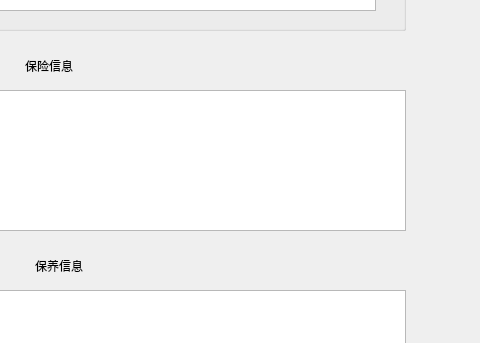
The window that CarDetail.ui (yao901213/GuardCoop) describes before a commit, drawn with Qt 5; both pictures show x 325 to 805 and y 270 to 613 of the 805 by 819 pixel window.
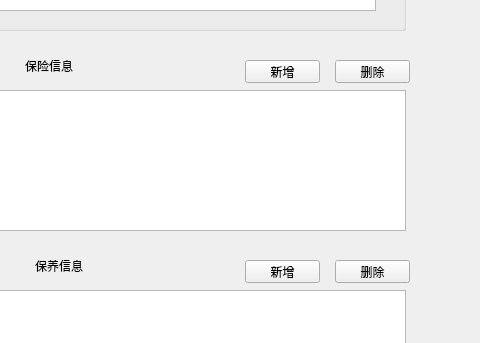
The same window after the commit.

Diff of the .ui file:
```diff
--- a/CarDetail.ui
+++ b/CarDetail.ui
@@ -266,6 +266,58 @@
     <string>关闭</string>
    </property>
   </widget>
+  <widget class="QPushButton" name="pushButtonAddInsure">
+   <property name="geometry">
+    <rect>
+     <x>570</x>
+     <y>330</y>
+     <width>75</width>
+     <height>23</height>
+    </rect>
+   </property>
+   <property name="text">
+    <string>新增</string>
+   </property>
+  </widget>
+  <widget class="QPushButton" name="pushButtonDelInsure">
+   <property name="geometry">
+    <rect>
+     <x>660</x>
+     <y>330</y>
+     <width>75</width>
+     <height>23</height>
+    </rect>
+   </property>
+   <property name="text">
+    <string>删除</string>
+   </property>
+  </widget>
+  <widget class="QPushButton" name="pushButtonAddMaintain">
+   <property name="geometry">
+    <rect>
+     <x>570</x>
+     <y>530</y>
+     <width>75</width>
+     <height>23</height>
+    </rect>
+   </property>
+   <property name="text">
+    <string>新增</string>
+   </property>
+  </widget>
+  <widget class="QPushButton" name="pushButtonDelMaintain">
+   <property name="geometry">
+    <rect>
+     <x>660</x>
+     <y>530</y>
+     <width>75</width>
+     <height>23</height>
+    </rect>
+   </property>
+   <property name="text">
+    <string>删除</string>
+   </property>
+  </widget>
  </widget>
  <resources/>
  <connections/>
```
Left out of the diff: 2 changed lines with no effect on the pictures.
